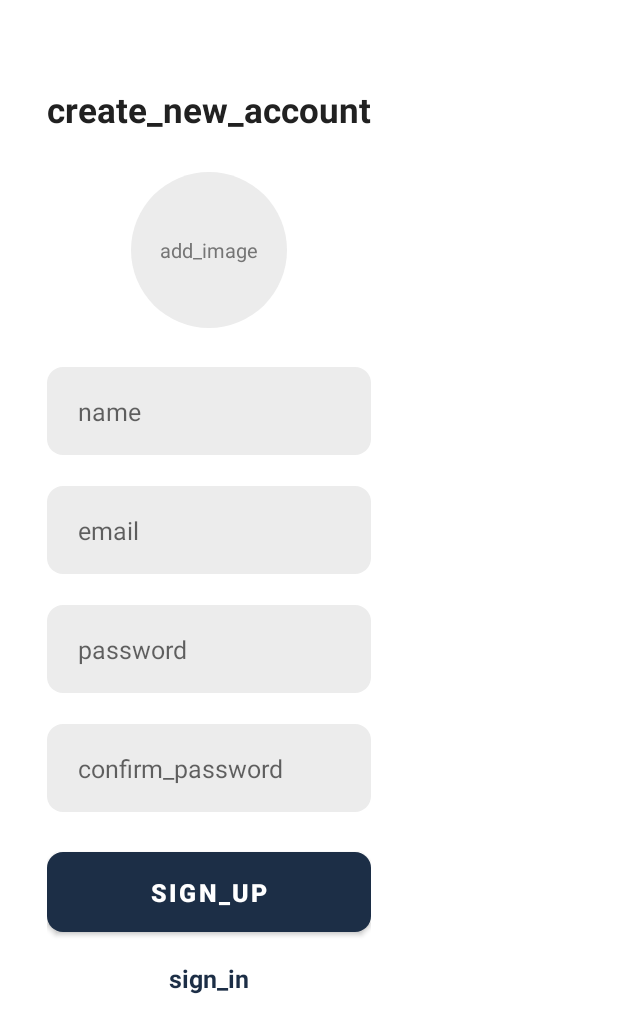
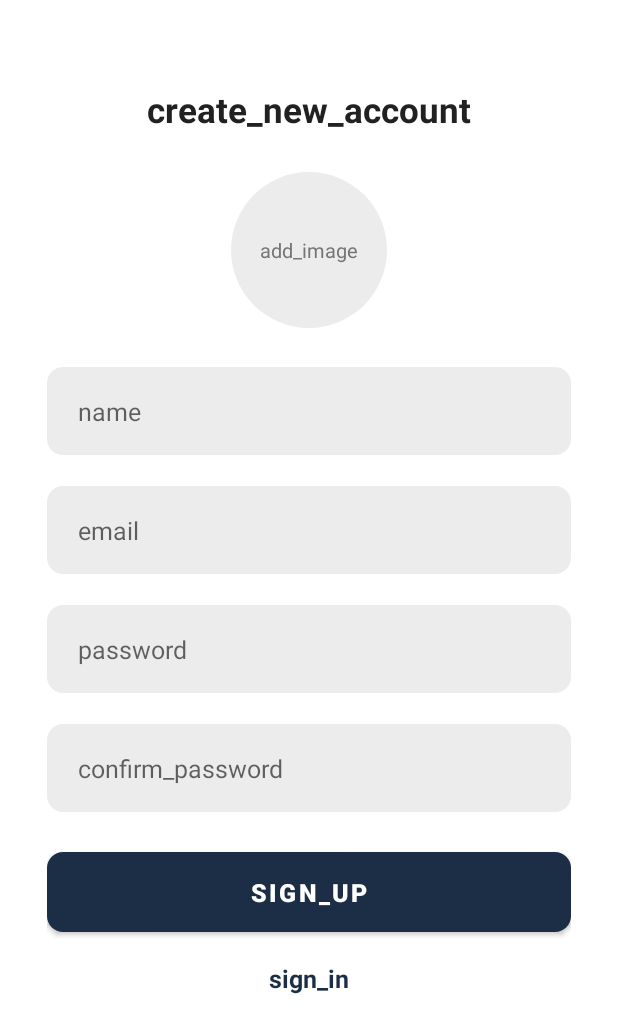
Before and after one commit to ha-duc-hai/chat-app, an Android app: the SignUpActivity screen opened directly, with no data from a screen before it, on a phone screen of 412 x 824 dp. Shown: the top 1033 px of the screen. Run offline under Robolectric (Android 15) with nearby library versions, the phone set to English and light mode, and no system bars; our stand-ins replace sdp/ssp sizes; plain views replace RoundedImageView.

Commit message:
fix signIn class

```diff
--- a/app/src/main/java/com/example/chatapp/activities/SignInActivity.java
+++ b/app/src/main/java/com/example/chatapp/activities/SignInActivity.java
@@ -18,10 +18,9 @@ public class SignInActivity extends AppCompatActivity {
     protected void onCreate(Bundle savedInstanceState) {
         super.onCreate(savedInstanceState);
         binding = ActivitySignInBinding.inflate(getLayoutInflater());
-        setContentView(R.layout.activity_sign_in);
+        setContentView(binding.getRoot());
         setListeners();
     }
-
     private void setListeners() {
         binding.textCreateNewAccount.setOnClickListener(
                 v->startActivity(new Intent(getApplicationContext(), SignUpActivity.class))
--- a/app/src/main/res/layout/activity_sign_up.xml
+++ b/app/src/main/res/layout/activity_sign_up.xml
@@ -11,7 +11,7 @@
     tools:context=".activities.SignUpActivity">
 
     <LinearLayout
-        android:layout_width="wrap_content"
+        android:layout_width="match_parent"
         android:layout_height="wrap_content"
         android:gravity="center_horizontal"
         android:orientation="vertical">
```
